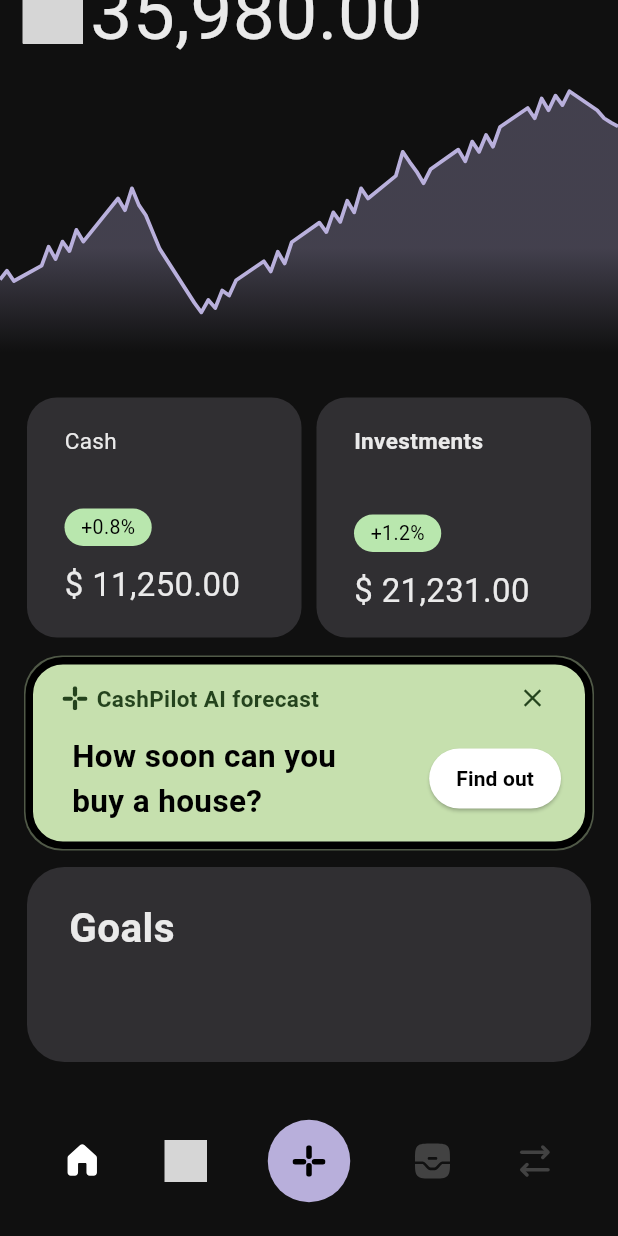
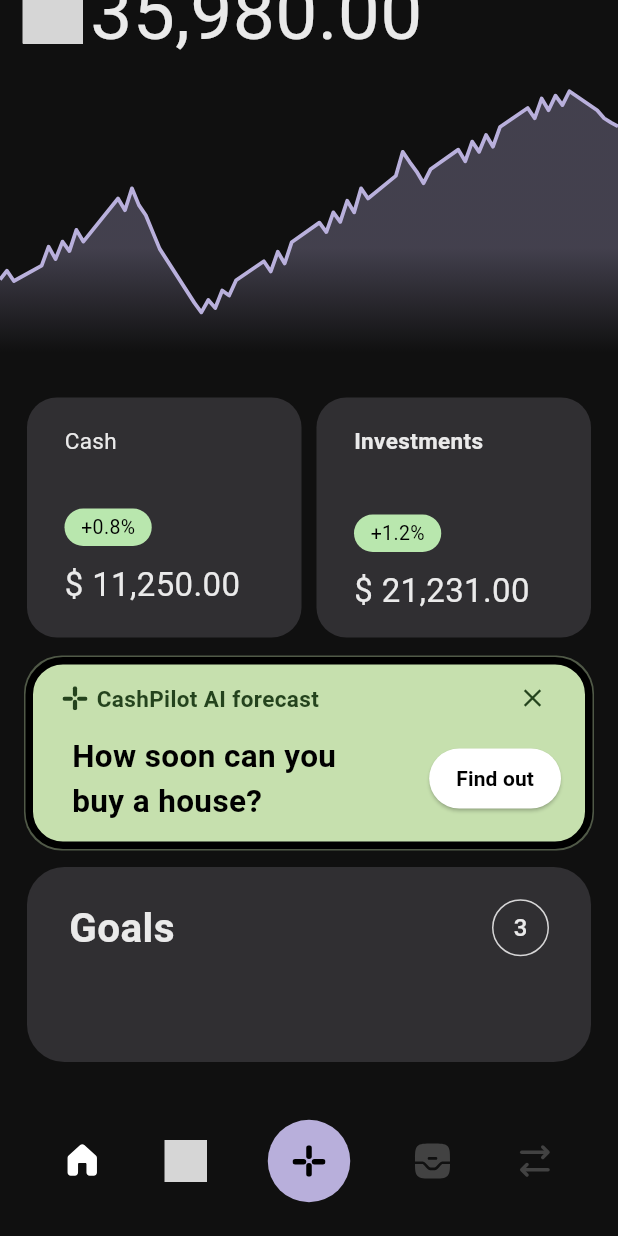
Before and after one commit to rhitverse/fintech-Project, a Flutter app: the screen it shows after launch, scrolled down 159 dp, on a phone screen of 412 x 824 dp. Run offline on Flutter 3.47's test engine with Material 3 defaults, Android fonts, the light colour scheme and no system bars; drawn by our look-alikes of fl_chart; our stand-ins replace flutter_svg; Roboto replaces fonts that are missing (bold, medium, regular); grey boxes are pictures that could not be loaded.

Commit message:
Ninth COmmit

```diff
--- a/lib/pages/home_page.dart
+++ b/lib/pages/home_page.dart
@@ -2,6 +2,7 @@ import 'package:fintechproject/widget/ui_helper.dart';
 import 'package:flutter/material.dart';
 import 'package:fl_chart/fl_chart.dart';
 import 'forecast_page.dart';
+import 'goal_page.dart';
 
 class HomeScreen extends StatelessWidget {
   const HomeScreen({super.key});
@@ -270,9 +271,7 @@ class HomeScreen extends StatelessWidget {
                                   vertical: 16,
                                 ),
                                 decoration: BoxDecoration(
-                                  color: const Color(
-                                    0xFF302F32,
-                                  ),
+                                  color: const Color(0xFF302F32),
                                   borderRadius: BorderRadius.circular(20),
                                 ),
                                 child: Column(
@@ -486,12 +485,15 @@ class HomeScreen extends StatelessWidget {
                                   fontfamily: "bold",
                                 ),
                                 ElevatedButton(
-                                  onPressed: () { Navigator.push(
+                                  onPressed: () {
+                                    Navigator.push(
                                       context,
                                       MaterialPageRoute(
-                                      builder: (context) => const ForecastPage(),
+                                        builder: (context) =>
+                                            const ForecastPage(),
                                       ),
-                                  );},
+                                    );
+                                  },
                                   style: ElevatedButton.styleFrom(
                                     backgroundColor: Colors.white,
                                     shape: RoundedRectangleBorder(
@@ -534,19 +536,57 @@ class HomeScreen extends StatelessWidget {
                       children: [
                         const SizedBox(height: 9),
                         Padding(
-                    padding: const EdgeInsets.only(left: 12),
-                    child: UiHelper.CustomText(
+                          padding: const EdgeInsets.only(left: 12, right: 12),
+                          child: Row(
+                            mainAxisAlignment: MainAxisAlignment.spaceBetween,
+                            children: [
+                              UiHelper.CustomText(
                                 text: "Goals",
                                 color: const Color(0XFFEAEAEA),
                                 fontweight: FontWeight.w600,
                                 fontsize: 27,
                                 fontfamily: "bold",
                               ),
+                              GestureDetector(
+                                onTap: () {
+                                  Navigator.push(
+                                    context,
+                                    MaterialPageRoute(
+                                      builder: (context) => const GoalPage(), // Updated page name
+                                    ),
+                                  );
+                                },
+                                child: Container(
+                                  height: 38,
+                                  width: 38,
+                                  decoration: BoxDecoration(
+                                    shape: BoxShape.circle,
+                                    border: Border.all(
+                                      color: Colors.white.withOpacity(0.8),
+                                      width: 1,
+                                    ),
+                                    color: Colors.transparent,
+                                  ),
+                                  alignment: Alignment.center,
+                                  child: const Text(
+                                    "3",
+                                    style: TextStyle(
+                                      color: Color(0XFFEAEAEA),
+                                      fontSize: 16,
+                                      fontWeight: FontWeight.w500,
+                                      fontFamily: "medium",
+                                    ),
+                                  ),
+                                ),
+                              ),
+                            ],
+                          ),
                         ),
                       ],
                     ),
                   ),
                 ),
+
               ],
             ),
           ),
```
Also changed, not shown: lib/pages/goal_page.dart (added, +88 -0 lines). Lines whose indentation alone changed are shown as unchanged.
